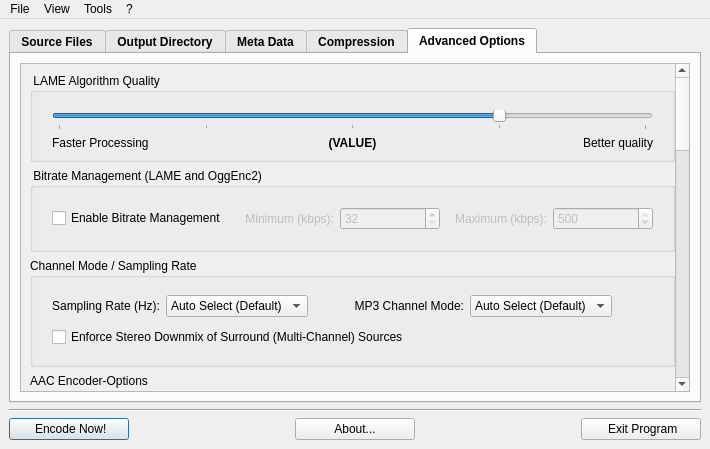
Old version of the form gui/MainWindow.ui in the repository lordmulder/LameXP.
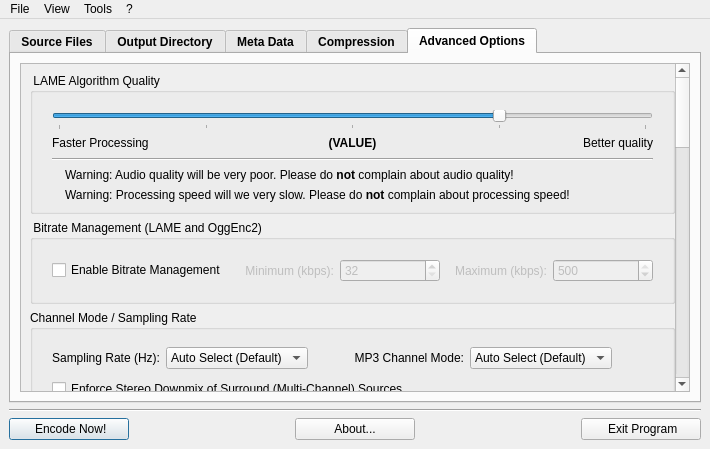
New version of the form. The open tabs and pages were chosen to show the change. Icons and pictures are not drawn.

Commit message: Added warnings when LAME algorithm quality is set to "extreme" values.

Diff of the .ui file:
```diff
--- a/gui/MainWindow.ui
+++ b/gui/MainWindow.ui
@@ -1100,7 +1100,7 @@
                <x>0</x>
                <y>0</y>
                <width>604</width>
-               <height>1426</height>
+               <height>1486</height>
               </rect>
              </property>
              <layout class="QGridLayout" name="gridLayout_22">
@@ -1368,6 +1368,82 @@
                        </property>
                       </widget>
                      </item>
+                     <item row="4" column="1" colspan="3">
+                      <layout class="QHBoxLayout" name="horizontalLayout_8">
+                       <item>
+                        <widget class="QLabel" name="labelLameAlgoQualityWarningIcon">
+                         <property name="text">
+                          <string/>
+                         </property>
+                         <property name="pixmap">
+                          <pixmap resource="../res/Icons.qrc">:/icons/exclamation.png</pixmap>
+                         </property>
+                        </widget>
+                       </item>
+                       <item>
+                        <widget class="QLabel" name="labelLameAlgoQualityWarning">
+                         <property name="sizePolicy">
+                          <sizepolicy hsizetype="Expanding" vsizetype="Preferred">
+                           <horstretch>0</horstretch>
+                           <verstretch>0</verstretch>
+                          </sizepolicy>
+                         </property>
+                         <property name="text">
+                          <string>Warning: Audio quality will be very poor. Please do &lt;b&gt;not&lt;/b&gt; complain about audio quality!</string>
+                         </property>
+                        </widget>
+                       </item>
+                      </layout>
+                     </item>
+                     <item row="5" column="1" colspan="3">
+                      <layout class="QHBoxLayout" name="horizontalLayout_9">
+                       <item>
+                        <widget class="QLabel" name="labelLameAlgoQualityNoticeIcon">
+                         <property name="text">
+                          <string/>
+                         </property>
+                         <property name="pixmap">
+                          <pixmap resource="../res/Icons.qrc">:/icons/error.png</pixmap>
+                         </property>
+                        </widget>
+                       </item>
+                       <item>
+                        <widget class="QLabel" name="labelLameAlgoQualityNotice">
+                         <property name="sizePolicy">
+                          <sizepolicy hsizetype="Expanding" vsizetype="Preferred">
+                           <horstretch>0</horstretch>
+                           <verstretch>0</verstretch>
+                          </sizepolicy>
+                         </property>
+                         <property name="text">
+                          <string>Warning: Processing speed will we very slow. Please do &lt;b&gt;not&lt;/b&gt; complain about processing speed!</string>
+                         </property>
+                        </widget>
+                       </item>
+                      </layout>
+                     </item>
+                     <item row="3" column="1" colspan="3">
+                      <widget class="QFrame" name="labelLameAlgoQualitySpacer">
+                       <property name="minimumSize">
+                        <size>
+                         <width>0</width>
+                         <height>6</height>
+                        </size>
+                       </property>
+                       <property name="maximumSize">
+                        <size>
+                         <width>16777215</width>
+                         <height>6</height>
+                        </size>
+                       </property>
+                       <property name="frameShape">
+                        <enum>QFrame::HLine</enum>
+                       </property>
+                       <property name="frameShadow">
+                        <enum>QFrame::Sunken</enum>
+                       </property>
+                      </widget>
+                     </item>
                     </layout>
                    </item>
                   </layout>
```
The commit also changes 13 other files.
